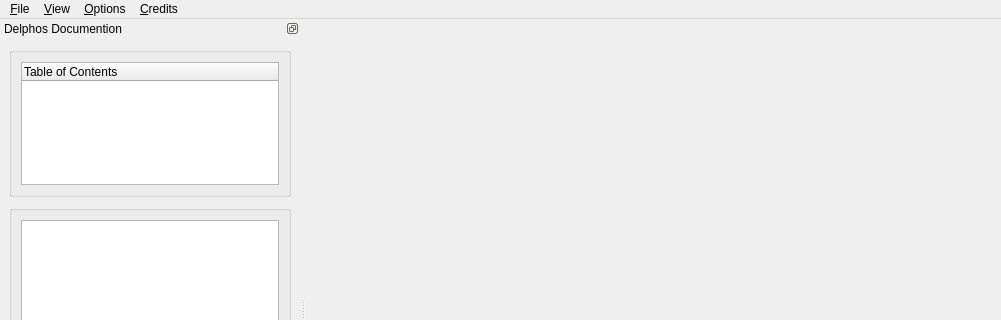
Old version of the form src/gui/main_window.ui in the repository Ecotrust/delphos; both pictures show x 0 to 1001 and y 0 to 320 of the 1001 by 620 pixel window.
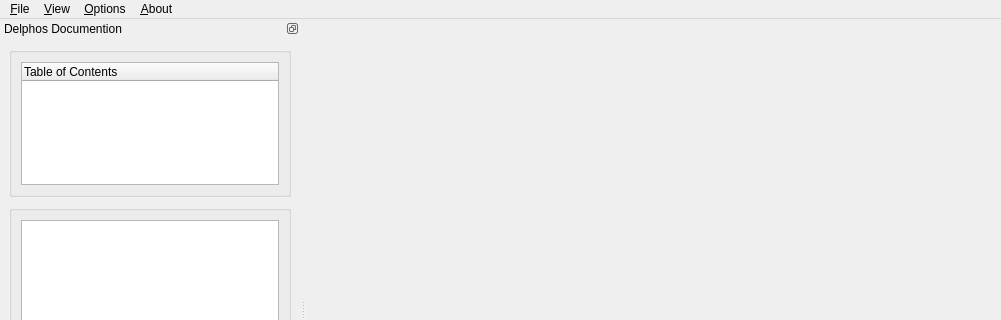
New version of the form. Custom widgets are drawn as their Qt base class.

Patch:
```diff
--- a/src/gui/main_window.ui
+++ b/src/gui/main_window.ui
@@ -41,7 +41,7 @@
    </widget>
    <widget class="QMenu" name="menuAbout" >
     <property name="title" >
-     <string>&amp;Credits</string>
+     <string>&amp;About</string>
     </property>
     <addaction name="menu_credits" />
    </widget>
```
Left out of the diff: 8 changed lines with no effect on the pictures.
